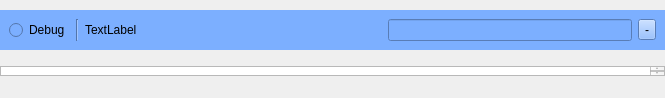
Before: the Qt Designer form automator_project/utils/qtUi/config_operation.ui in Halicea/hal_automator, drawn with Qt 5.
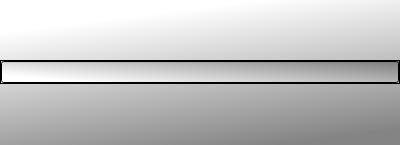
After: the same form once the commit is applied.

Diff of the .ui file:
```diff
--- a/automator_project/utils/qtUi/config_operation.ui
+++ b/automator_project/utils/qtUi/config_operation.ui
@@ -1,26 +1,45 @@
 <?xml version="1.0" encoding="UTF-8"?>
 <ui version="4.0">
  <class>OperationWidget</class>
- <widget class="QWidget" name="OperationWidget">
+ <widget class="QDockWidget" name="OperationWidget">
   <property name="geometry">
    <rect>
     <x>0</x>
     <y>0</y>
-    <width>665</width>
-    <height>98</height>
+    <width>400</width>
+    <height>145</height>
    </rect>
   </property>
+  <property name="sizePolicy">
+   <sizepolicy hsizetype="Preferred" vsizetype="Expanding">
+    <horstretch>0</horstretch>
+    <verstretch>0</verstretch>
+   </sizepolicy>
+  </property>
+  <property name="styleSheet">
+   <string notr="true">backgroud:qlineargradient(spread:pad, x1:1, y1:0.136364, x2:0.064, y2:0.732545, stop:0 rgba(132, 132, 132, 255), stop:1 rgba(255, 255, 255, 255))</string>
+  </property>
+  <property name="features">
+   <set>QDockWidget::DockWidgetClosable|QDockWidget::DockWidgetMovable|QDockWidget::DockWidgetVerticalTitleBar</set>
+  </property>
   <property name="windowTitle">
    <string>Form</string>
   </property>
-  <layout class="QVBoxLayout" name="verticalLayout_2">
-   <property name="leftMargin">
-    <number>0</number>
+  <widget class="QWidget" name="dockWidgetContents">
+   <property name="sizePolicy">
+    <sizepolicy hsizetype="MinimumExpanding" vsizetype="MinimumExpanding">
+     <horstretch>0</horstretch>
+     <verstretch>0</verstretch>
+    </sizepolicy>
    </property>
-   <property name="topMargin">
+   <property name="styleSheet">
+    <string notr="true">background:qlineargradient(spread:pad, x1:0.69, y1:1, x2:0.374438, y2:0.096, stop:0 rgba(132, 132, 132, 255), stop:1 rgba(255, 255, 255, 255))</string>
+   </property>
+   <layout class="QVBoxLayout" name="verticalLayout">
+    <property name="spacing">
     <number>0</number>
    </property>
-   <property name="rightMargin">
+    <property name="margin">
     <number>0</number>
    </property>
    <item>
@@ -31,79 +50,30 @@
        <verstretch>0</verstretch>
       </sizepolicy>
      </property>
-     <property name="styleSheet">
-      <string notr="true">background:rgb(124, 175, 255)</string>
-     </property>
-     <layout class="QHBoxLayout" name="lth_top">
-      <property name="sizeConstraint">
-       <enum>QLayout::SetMinimumSize</enum>
+      <property name="frameShape">
+       <enum>QFrame::StyledPanel</enum>
+      </property>
+      <property name="frameShadow">
+       <enum>QFrame::Raised</enum>
       </property>
-      <item>
-       <widget class="QRadioButton" name="rbOperation">
-        <property name="text">
-         <string>Debug</string>
-        </property>
-       </widget>
-      </item>
-      <item>
-       <widget class="Line" name="line">
-        <property name="orientation">
-         <enum>Qt::Vertical</enum>
-        </property>
-       </widget>
-      </item>
-      <item>
-       <widget class="QLabel" name="la_name">
-        <property name="sizePolicy">
-         <sizepolicy hsizetype="Preferred" vsizetype="Fixed">
-          <horstretch>0</horstretch>
-          <verstretch>0</verstretch>
-         </sizepolicy>
-        </property>
-        <property name="text">
-         <string>TextLabel</string>
-        </property>
-       </widget>
-      </item>
-      <item>
-       <spacer name="horizontalSpacer">
-        <property name="orientation">
-         <enum>Qt::Horizontal</enum>
-        </property>
-        <property name="sizeHint" stdset="0">
-         <size>
-          <width>40</width>
-          <height>20</height>
-         </size>
-        </property>
-       </spacer>
-      </item>
+      <layout class="QVBoxLayout" name="verticalLayout_2">
+       <property name="margin">
+        <number>0</number>
+       </property>
       <item>
        <widget class="QLineEdit" name="la_description">
-        <property name="sizePolicy">
-         <sizepolicy hsizetype="Expanding" vsizetype="Fixed">
-          <horstretch>0</horstretch>
-          <verstretch>0</verstretch>
-         </sizepolicy>
-        </property>
-        <property name="minimumSize">
-         <size>
-          <width>0</width>
-          <height>0</height>
-         </size>
-        </property>
-        <property name="maximumSize">
-         <size>
-          <width>500</width>
-          <height>16777215</height>
-         </size>
-        </property>
-       </widget>
-      </item>
-      <item>
-       <widget class="QToolButton" name="btn_delete">
-        <property name="text">
-         <string>-</string>
+         <property name="font">
+          <font>
+           <weight>50</weight>
+           <bold>false</bold>
+          </font>
+         </property>
+         <property name="autoFillBackground">
+          <bool>false</bool>
+         </property>
+         <property name="styleSheet">
+          <string notr="true">background:qlineargradient(spread:pad, x1:1, y1:0.136364, x2:0.064, y2:0.732545, stop:0 rgba(132, 132, 132, 255), stop:1 rgba(255, 255, 255, 255));
+border-color:light-gray;</string>
         </property>
        </widget>
       </item>
@@ -115,31 +85,13 @@
      <property name="sizeConstraint">
       <enum>QLayout::SetMaximumSize</enum>
      </property>
-    </layout>
-   </item>
-   <item>
-    <widget class="QPlainTextEdit" name="txtOutput">
-     <property name="sizePolicy">
-      <sizepolicy hsizetype="Expanding" vsizetype="Minimum">
-       <horstretch>0</horstretch>
-       <verstretch>0</verstretch>
-      </sizepolicy>
-     </property>
-     <property name="maximumSize">
-      <size>
-       <width>16777215</width>
-       <height>10</height>
-      </size>
-     </property>
-     <property name="baseSize">
-      <size>
-       <width>0</width>
-       <height>10</height>
-      </size>
-     </property>
-    </widget>
-   </item>
-  </layout>
+      <property name="topMargin">
+       <number>0</number>
+      </property>
+     </layout>
+    </item>
+   </layout>
+  </widget>
  </widget>
  <resources/>
  <connections/>
```
Left out of the diff: 5 changed lines with no effect on the pictures. Lines whose indentation alone changed are shown as unchanged.
